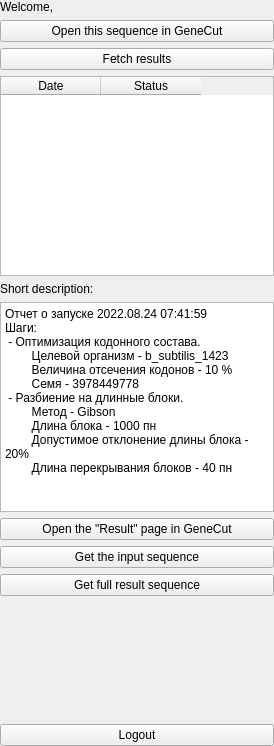
Above: src/plugins/genecut/src/GenecutOPWidget.ui from ugeneunipro/ugene before the change. Below: the same form after it.
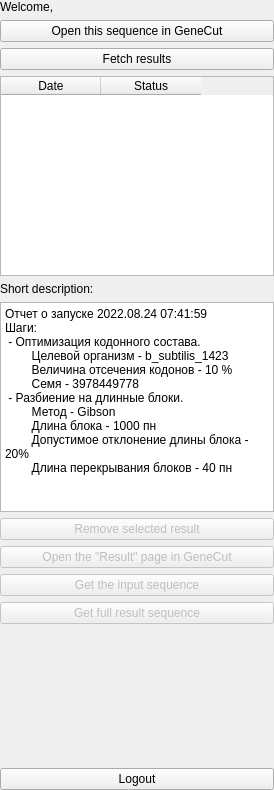
That is the form after the change.

What changed in the file:
```diff
--- a/src/plugins/genecut/src/GenecutOPWidget.ui
+++ b/src/plugins/genecut/src/GenecutOPWidget.ui
@@ -7,7 +7,7 @@
     <x>0</x>
     <y>0</y>
     <width>274</width>
-    <height>746</height>
+    <height>790</height>
    </rect>
   </property>
   <property name="windowTitle">
@@ -223,21 +223,40 @@
         </widget>
        </item>
        <item>
-        <widget class="QPushButton" name="pushButton">
+        <widget class="QPushButton" name="pbRemoveSelectedResult">
+         <property name="enabled">
+          <bool>false</bool>
+         </property>
+         <property name="text">
+          <string>Remove selected result</string>
+         </property>
+        </widget>
+       </item>
+       <item>
+        <widget class="QPushButton" name="pbOpenResultInBrowser">
+         <property name="enabled">
+          <bool>false</bool>
+         </property>
          <property name="text">
           <string>Open the &quot;Result&quot; page in GeneCut</string>
          </property>
         </widget>
        </item>
        <item>
-        <widget class="QPushButton" name="pushButton_3">
+        <widget class="QPushButton" name="pbGetInputSequence">
+         <property name="enabled">
+          <bool>false</bool>
+         </property>
          <property name="text">
           <string>Get the input sequence</string>
          </property>
         </widget>
        </item>
        <item>
-        <widget class="QPushButton" name="pushButton_2">
+        <widget class="QPushButton" name="pbGetResultSequence">
+         <property name="enabled">
+          <bool>false</bool>
+         </property>
          <property name="text">
           <string>Get full result sequence</string>
          </property>
```
Left out of the diff: 39 changed lines with no effect on the pictures.
